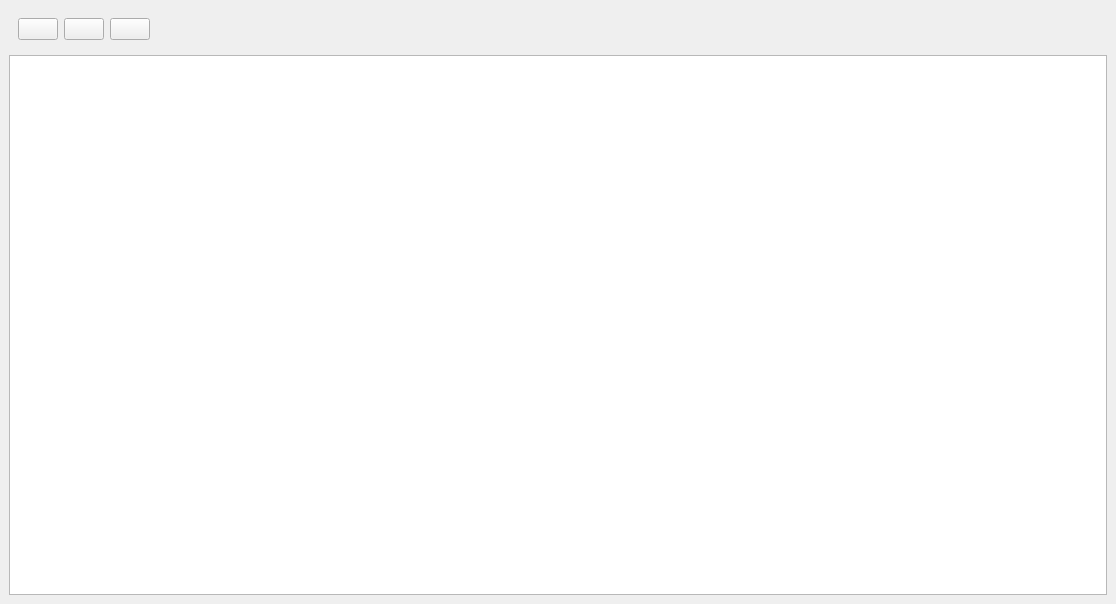
Above: ui/winDataDictionary.ui from S31F3R/DataDoctor before the change. Below: the same form after it.
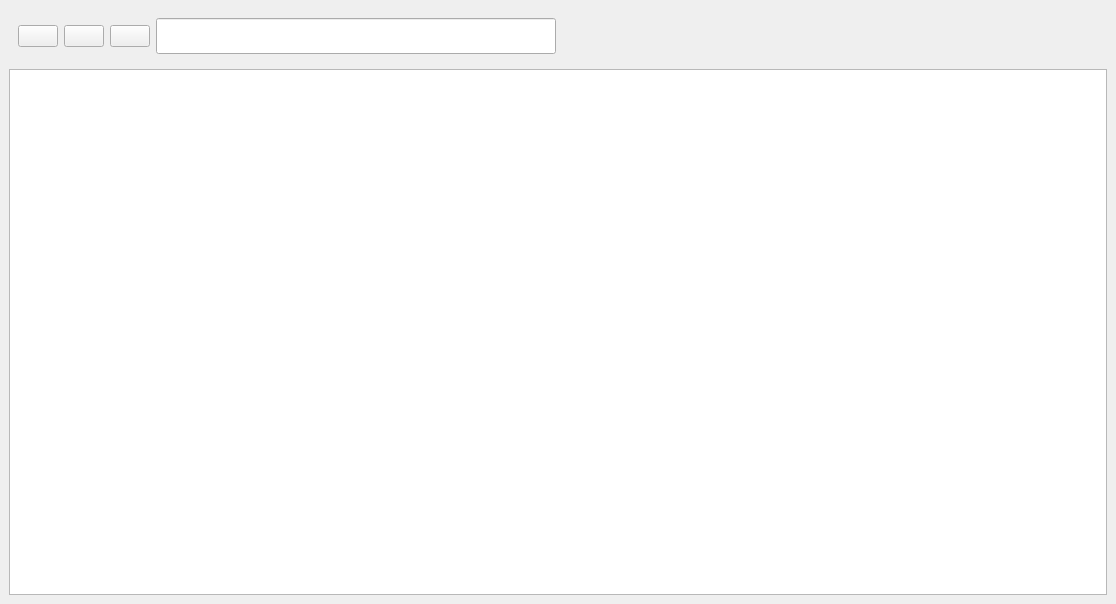
That is the form after the change. Icons and pictures are not drawn.

Commit message: Added search bar

```diff
--- a/ui/winDataDictionary.ui
+++ b/ui/winDataDictionary.ui
@@ -27,28 +27,7 @@
        </size>
       </property>
       <layout class="QGridLayout" name="gridLayout">
-       <item row="0" column="1">
-        <widget class="QPushButton" name="btnAddRow">
-         <property name="toolTip">
-          <string>Add Row</string>
-         </property>
-         <property name="text">
-          <string/>
-         </property>
-         <property name="icon">
-          <iconset>
-           <normalon>icons/Plus.png</normalon>
-          </iconset>
-         </property>
-         <property name="iconSize">
-          <size>
-           <width>36</width>
-           <height>36</height>
-          </size>
-         </property>
-        </widget>
-       </item>
-       <item row="0" column="2">
+       <item row="1" column="2">
         <widget class="QPushButton" name="btnDeleteRow">
          <property name="toolTip">
           <string>Deleted Selected Row</string>
@@ -68,7 +47,7 @@
          </property>
         </widget>
        </item>
-       <item row="0" column="0">
+       <item row="1" column="0">
         <widget class="QPushButton" name="btnSave">
          <property name="baseSize">
           <size>
@@ -95,6 +74,40 @@
          </property>
         </widget>
        </item>
+       <item row="1" column="3">
+        <widget class="QLineEdit" name="qleSearch">
+         <property name="minimumSize">
+          <size>
+           <width>400</width>
+           <height>36</height>
+          </size>
+         </property>
+         <property name="maxLength">
+          <number>32767</number>
+         </property>
+        </widget>
+       </item>
+       <item row="1" column="1">
+        <widget class="QPushButton" name="btnAddRow">
+         <property name="toolTip">
+          <string>Add Row</string>
+         </property>
+         <property name="text">
+          <string/>
+         </property>
+         <property name="icon">
+          <iconset>
+           <normalon>icons/Plus.png</normalon>
+          </iconset>
+         </property>
+         <property name="iconSize">
+          <size>
+           <width>36</width>
+           <height>36</height>
+          </size>
+         </property>
+        </widget>
+       </item>
       </layout>
      </widget>
     </item>
@@ -112,9 +125,6 @@
       <property name="sortingEnabled">
        <bool>true</bool>
       </property>
-      <attribute name="verticalHeaderStretchLastSection">
-       <bool>true</bool>
-      </attribute>
      </widget>
     </item>
    </layout>
```
